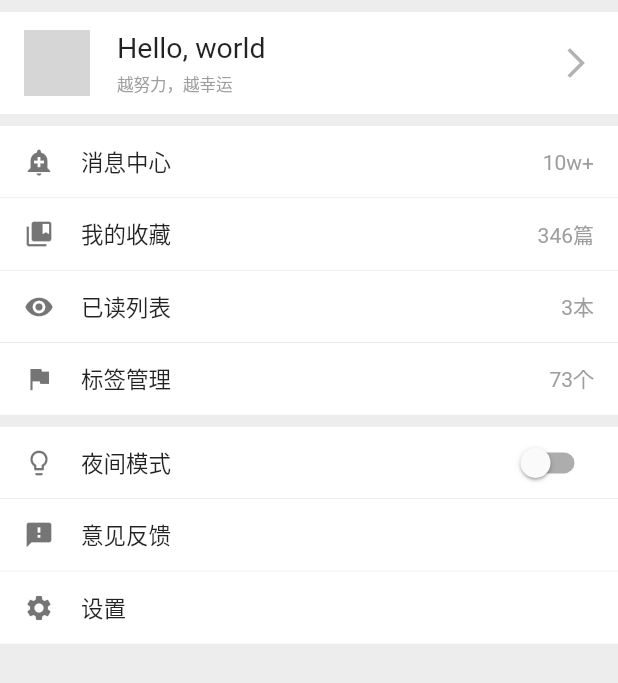
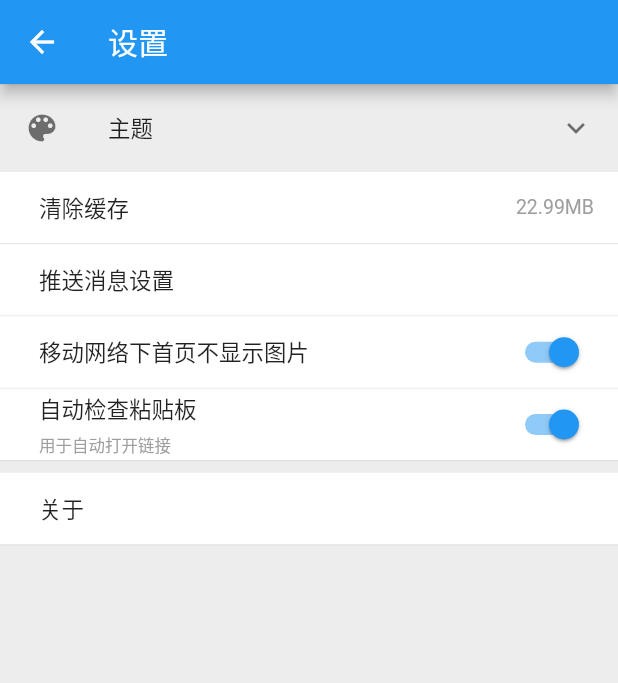
Before and after one commit to wangyongf/swiss-knife, a Flutter app: the MinePage widget shown alone on an empty page, opened directly, after a tap on "设置", on a phone screen of 412 x 824 dp. Shown: the top 683 px of the screen. Run offline on Flutter 3.47's test engine with Material 2 defaults, Android fonts, the phone set to English and light mode, and no system bars; our stand-ins replace cookie_jar, dio, fluttertoast, package_info, share, shared_preferences; missing offline and left inert: android_intent; accounts and stored records are empty; grey boxes are pictures that could not be loaded.

Commit message:
feat: 新增设置页和关于页面

```diff
--- a/lib/pages/mine_page.dart
+++ b/lib/pages/mine_page.dart
@@ -249,7 +249,7 @@ class _MinePageState extends State<MinePage> {
   _buildSettings() {
     return InkWell(
       onTap: () {
-        Navigator.of(context).pushNamed(Routes.WAN_ANDROID_SETTINGS_PAGE);
+        Navigator.of(context).pushNamed(Routes.SETTINGS_PAGE);
       },
       child: Container(
         color: Colors.white,
--- /dev/null
+++ b/lib/pages/settings_page.dart
@@ -0,0 +1,179 @@
+import 'package:easy_developer/common/routes_name.dart';
+import 'package:easy_developer/util/divider_helper.dart';
+import 'package:easy_developer/util/toast_utils.dart';
+import 'package:easy_developer/widgets/unify_setting_widget.dart';
+import 'package:flutter/material.dart';
+
+class SettingsPage extends StatefulWidget {
+  @override
+  _SettingsPageState createState() => _SettingsPageState();
+}
+
+class _SettingsPageState extends State<SettingsPage> {
+  @override
+  Widget build(BuildContext context) {
+    return Scaffold(
+      appBar: AppBar(
+        leading: InkWell(
+          onTap: () {
+            Navigator.pop(context);
+          },
+          child: Icon(Icons.arrow_back),
+        ),
+        title: Text('设置'),
+      ),
+      body: _buildBody(),
+    );
+  }
+
+  _buildBody() {
+    return Container(
+      color: Color(0x0D000000),
+      child: ListView(
+        children: <Widget>[
+          DividerHelper.get(),
+          _buildTheming(),
+          DividerHelper.get(),
+          _buildClearCache(),
+          DividerHelper.get(),
+          _buildPushSetting(),
+          DividerHelper.get(),
+          _build4GBannerConfig(),
+          DividerHelper.get(),
+          _buildAutoCheckClipboardConfig(),
+          DividerHelper.get(),
+          _buildSpace(),
+          _buildAbout(),
+          DividerHelper.get(),
+          _buildSpace(),
+        ],
+      ),
+    );
+  }
+
+  _buildSpace() {
+    return Container(
+      height: 8,
+    );
+  }
+
+  /// 主题设置
+  _buildTheming() {
+    var colorList = <Color>[
+      Colors.black,
+      Colors.blueAccent,
+      Colors.lightBlue,
+      Colors.lightBlueAccent,
+      Colors.deepPurpleAccent,
+      Colors.deepOrange,
+      Colors.deepOrangeAccent,
+      Colors.orange,
+      Colors.green,
+      Colors.yellow,
+      Colors.pink,
+      Colors.red,
+      Colors.redAccent,
+    ];
+    return ExpansionTile(
+      backgroundColor: Colors.white,
+      leading: Icon(Icons.color_lens),
+      title: Text(
+        '主题',
+        style: TextStyle(fontSize: 15),
+      ),
+      children: <Widget>[
+        Container(
+          /// TODO: 如何实现？？？
+          child: GridView.count(
+            crossAxisCount: 6,
+            children: colorList.map(_convert).toList(),
+          ),
+        )
+      ],
+    );
+  }
+
+  Widget _convert(Color color) {
+    return Container(
+      padding: EdgeInsets.all(2),
+      width: 35,
+      height: 35,
+      color: color,
+    );
+  }
+
+  /// 清除缓存
+  _buildClearCache() {
+    return InkWell(
+      onTap: () {
+        ToastUtils.showToast(context, '清除缓存功能开发中，敬请期待~');
+      },
+      child: UnifySettingWidget(
+        title: Text(
+          '清除缓存',
+          style: TextStyle(fontSize: 15),
+        ),
+        trailing: Text(
+          '22.99MB',
+          style: TextStyle(fontSize: 13, color: Colors.grey),
+        ),
+      ),
+    );
+  }
+
+  /// 推送消息设置
+  _buildPushSetting() {
+    return InkWell(
+      onTap: () {
+        ToastUtils.showToast(context, '推送消息设置功能开发中，敬请期待~');
+      },
+      child: UnifySettingWidget(
+        title: Text(
+          '推送消息设置',
+          style: TextStyle(fontSize: 15),
+        ),
+      ),
+    );
+  }
+
+  /// 移动网络下首页不显示图片
+  _build4GBannerConfig() {
+    return UnifySettingWidget(
+      title: Text(
+        '移动网络下首页不显示图片',
+        style: TextStyle(fontSize: 15),
+      ),
+      trailing: Switch(value: true, onChanged: (bool value) {}),
+    );
+  }
+
+  /// 自动检查粘贴板
+  _buildAutoCheckClipboardConfig() {
+    return UnifySettingWidget(
+      title: Text(
+        '自动检查粘贴板',
+        style: TextStyle(fontSize: 15),
+      ),
+      subTitle: Text(
+        '用于自动打开链接',
+        style: TextStyle(fontSize: 11, color: Colors.grey),
+      ),
+      trailing: Switch(value: true, onChanged: (bool value) {}),
+    );
+  }
+
+  /// 关于
+  _buildAbout() {
+    return InkWell(
+      onTap: () {
+        Navigator.of(context).pushNamed(Routes.ABOUT_PAGE);
+      },
+      child: UnifySettingWidget(
+        title: Text(
+          '关于',
+          style: TextStyle(fontSize: 15),
+        ),
+      ),
+    );
+  }
+}
--- /dev/null
+++ b/lib/util/divider_helper.dart
@@ -0,0 +1,21 @@
+import 'package:flutter/material.dart';
+
+class DividerHelper {
+  /// 默认的分割线
+  static Widget get() {
+    return getD(0.2, 0, Color(0xFFDCDCDC));
+  }
+
+  /// 短分割线
+  static Widget short() {
+    return getD(0.2, 20, Color(0xFFDCDCDC));
+  }
+
+  static Widget getD(double height, double indent, Color color) {
+    return Divider(
+      height: height,
+      indent: indent,
+      color: color,
+    );
+  }
+}
```
Also changed, not shown: lib/common/constant.dart (added, +36 -0 lines), lib/common/my_theme.dart (added, +20 -0 lines), lib/main.dart (+9 -0 lines), lib/pages/about_page.dart (added, +193 -0 lines).
